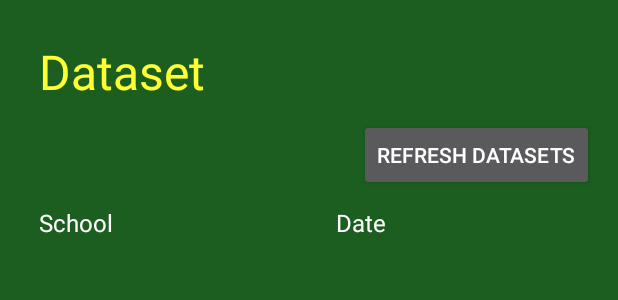
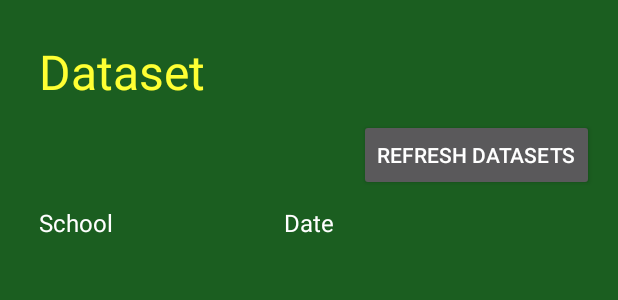
Before and after one commit to Creamery/GeeBeeView, an Android app: the layout activity_view_dataset_list.xml on its own in the app's theme, with its tools: preview values and no code run, on a phone screen of 412 x 824 dp. Shown: the top 300 px of the screen. Run offline under Robolectric (Android 15) with nearby library versions, the phone set to English and light mode, and no system bars; network calls fail; Roboto replaces fonts that are not available here.

```diff
--- a/app/build.gradle
+++ b/app/build.gradle
@@ -30,8 +30,8 @@ dependencies {
     compile 'com.android.support:recyclerview-v7:25.3.1'
     compile 'com.android.support:support-v4:25.3.1'
     compile 'com.android.support.constraint:constraint-layout:1.0.2'
+    compile 'com.android.volley:volley:1.0.0'
     testCompile 'junit:junit:4.12'
     compile 'junit:junit:4.12'
-    compile 'com.android.volley:volley:1.0.0'
 
 }
--- a/app/src/main/java/seebee/geebeeview/database/DatabaseHelper.java
+++ b/app/src/main/java/seebee/geebeeview/database/DatabaseHelper.java
@@ -35,7 +35,7 @@ public class DatabaseHelper extends SQLiteOpenHelper {
     /**
      * Name of the database
      */                             // gee_bee_db or get_better_db
-    private static String DB_NAME = "get_better_db";
+    private static String DB_NAME = "get_better_db_copy";
 
     /**
      * Version number of the database
--- a/app/src/main/java/seebee/geebeeview/layout/ViewDatasetListActivity.java
+++ b/app/src/main/java/seebee/geebeeview/layout/ViewDatasetListActivity.java
@@ -52,18 +52,20 @@ public class ViewDatasetListActivity extends BaseActivity {
         rvDataset.setLayoutManager(mLayoutManager);
         rvDataset.setItemAnimator(new DefaultItemAnimator());
         rvDataset.setAdapter(datasetAdapter);
+        prepareDatasetList();
+
         btnRefresh.setOnClickListener(new View.OnClickListener() {
             @Override
             public void onClick(View v) {
                 updateDatasets();
             }
         });
-        prepareDatasetList();
+
 
     }
 
     private void prepareDatasetList() {
-
+        DatabaseAdapter getBetterDb = new DatabaseAdapter(this);
         /* ready database for reading */
         //updateDatasets();
         try {
--- a/app/src/main/res/layout/activity_view_dataset_list.xml
+++ b/app/src/main/res/layout/activity_view_dataset_list.xml
@@ -1,11 +1,7 @@
 <?xml version="1.0" encoding="utf-8"?>
 <LinearLayout xmlns:android="http://schemas.android.com/apk/res/android"
-    xmlns:app="http://schemas.android.com/apk/res-auto"
-    xmlns:tools="http://schemas.android.com/tools"
     android:layout_width="match_parent"
     android:layout_height="match_parent"
-    android:padding="@dimen/activity_horizontal_margin"
-    tools:context="seebee.geebeeview.layout.ViewDatasetListActivity"
     style="@style/DefaultBackground"
     android:orientation="vertical">
 
@@ -24,33 +20,30 @@
         android:contentDescription="Refreshes list from database"
         android:text="Refresh Datasets" />
 
-    <LinearLayout
+    <RelativeLayout
         android:layout_width="match_parent"
-        android:layout_height="wrap_content"
-        android:weightSum="6"
-        android:orientation="horizontal">
+        android:layout_height="wrap_content">
 
         <TextView
             style="@style/DefaultText"
             android:layout_width="wrap_content"
             android:layout_height="wrap_content"
-            android:layout_weight="3"
+            android:layout_alignParentLeft="true"
             android:text="@string/school" />
 
         <TextView
             style="@style/DefaultText"
             android:layout_width="wrap_content"
             android:layout_height="wrap_content"
-            android:layout_weight="2"
+            android:layout_centerInParent="true"
             android:text="@string/date" />
 
-    </LinearLayout>
+    </RelativeLayout>
 
     <android.support.v7.widget.RecyclerView
         android:layout_width="match_parent"
         android:layout_height="match_parent"
-        android:id="@+id/rv_dataset"
-        android:padding="@dimen/activity_horizontal_margin">
+        android:id="@+id/rv_dataset">
 
     </android.support.v7.widget.RecyclerView>
 </LinearLayout>
```
Also changed, not shown: app/src/main/java/seebee/geebeeview/database/DatabaseAdapter.java (+22 -3 lines), app/src/main/java/seebee/geebeeview/layout/ViewPatientActivity.java (+5 -3 lines), app/src/main/java/seebee/geebeeview/model/account/Dataset.java (+16 -0 lines), 2 other files.
